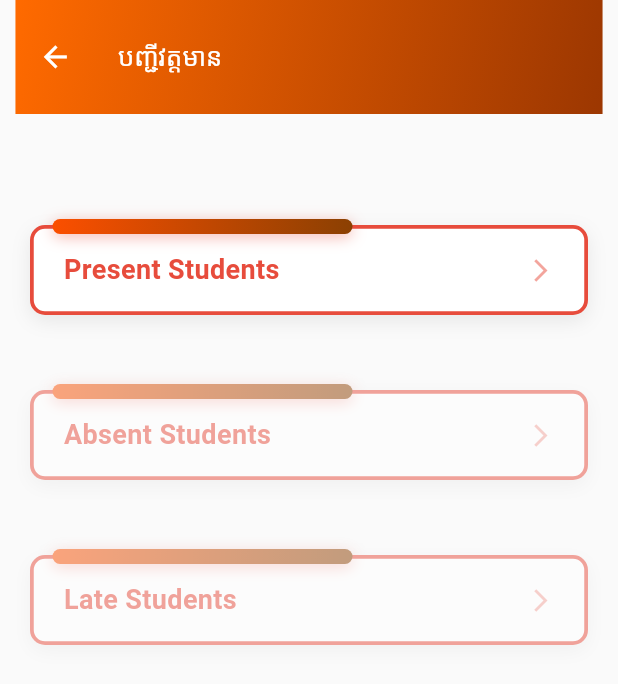
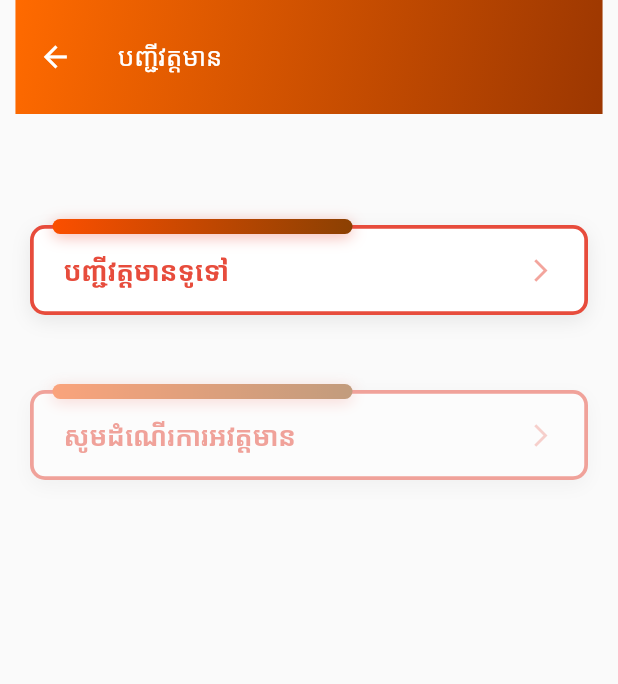
Before and after one commit to vertsan/sbku_app, a Flutter app: the AttendanceListCategoryScreen screen opened directly, on a phone screen of 412 x 824 dp. Shown: the top 684 px of the screen. Run offline on Flutter 3.47's test engine with Material 3 defaults, Android fonts, the phone set to English and light mode, and no system bars; our stand-ins replace flutter_svg.

Commit message:
refactor: implement attendance list view screen that base on dada dummy

```diff
--- a/lib/data/dummy_attendance.dart
+++ b/lib/data/dummy_attendance.dart
@@ -8,6 +8,7 @@ List<AttendanceModel> dummyAttendances = [
     studentName: 'សុខ វណ្ណា',
     facultyId: '1',
     majorId: '1',
+    shiftId: '1',
     classId: '1',
     yearId: '1',
     date: DateTime.now().subtract(Duration(days: 1)),
@@ -21,6 +22,7 @@ List<AttendanceModel> dummyAttendances = [
     studentName: 'លី ចន្ទា',
     facultyId: '1',
     majorId: '1',
+    shiftId: '1',
     classId: '1',
     yearId: '1',
     date: DateTime.now().subtract(Duration(days: 1)),
@@ -35,6 +37,7 @@ List<AttendanceModel> dummyAttendances = [
     facultyId: '2',
     majorId: '2',
     classId: '2',
+    shiftId: '1',
     yearId: '2',
     date: DateTime.now(),
     startTime: '10:00',
--- a/lib/model/attendance.dart
+++ b/lib/model/attendance.dart
@@ -8,6 +8,7 @@ class AttendanceModel {
   final String studentName; // Add this
   final String facultyId;
   final String majorId;
+  final String shiftId;
   final String classId;
   final String yearId;
   final DateTime date;
@@ -21,6 +22,7 @@ class AttendanceModel {
     required this.studentName,
     required this.facultyId,
     required this.majorId,
+    required this.shiftId,
     required this.classId,
     required this.yearId,
     required this.date,
@@ -71,6 +73,7 @@ class AttendanceModel {
       studentId: json['studentId'],
       studentName: json['studentName'],
       facultyId: json['facultyId'],
+      shiftId: json['shiftId'],
       majorId: json['majorId'],
       classId: json['classId'],
       yearId: json['yearId'],
@@ -102,6 +105,7 @@ class AttendanceModel {
       facultyId: facultyId ?? this.facultyId,
       majorId: majorId ?? this.majorId,
       classId: classId ?? this.classId,
+      shiftId: shiftId,
       yearId: yearId ?? this.yearId,
       date: date ?? this.date,
       startTime: startTime ?? this.startTime,
--- a/lib/screen/attendance/attendance_list_catgories.dart
+++ b/lib/screen/attendance/attendance_list_catgories.dart
@@ -13,20 +13,6 @@ class AttendanceListCategoryScreen extends StatelessWidget {
       backgroundColor: Colors.grey[50],
       appBar: AppBarWidget.simple(
         title: 'បញ្ជីវត្តមាន',
-        actions: [
-          // IconButton(
-          //   onPressed: () {
-          //     // Share functionality
-          //   },
-          //   icon: const Icon(Icons.share, color: Colors.white),
-          // ),
-          // IconButton(
-          //   onPressed: () {
-          //     // Add functionality
-          //   },
-          //   icon: const Icon(Icons.add, color: Colors.white),
-          // ),
-        ],
       ),
       body: SafeArea(
         child: Padding(
@@ -35,20 +21,20 @@ class AttendanceListCategoryScreen extends StatelessWidget {
             items: [
               ListCardItem(
                 icon: Icons.check_circle_outline,
-                label: 'Present Students',
-                screen: AttendanceItemWidget(
-                  attendance: dummyAttendances[1],
+                label: 'បញ្ជីវត្តមានទូទៅ',
+                screen: ListView.builder(
+                  itemCount: dummyAttendances.length,
+                  itemBuilder: (context, index) {
+                    return AttendanceListViewScreen(
+                      attendance: dummyAttendances[index],
+                    );
+                  },
                 ),
               ),
               ListCardItem(
                 icon: Icons.cancel_outlined,
-                label: 'Absent Students',
+                label: 'សូមដំណើរការអវត្តមាន',
                 // screen: AbsentStudentsScreen(),
-              ),
-              ListCardItem(
-                icon: Icons.hourglass_bottom_outlined,
-                label: 'Late Students',
-                // screen: LateStudentsScreen(),
               ),
             ],
           ),
```
Also changed, not shown: lib/screen/attendance/attendance_list_view_screen.dart (+23 -3 lines).
